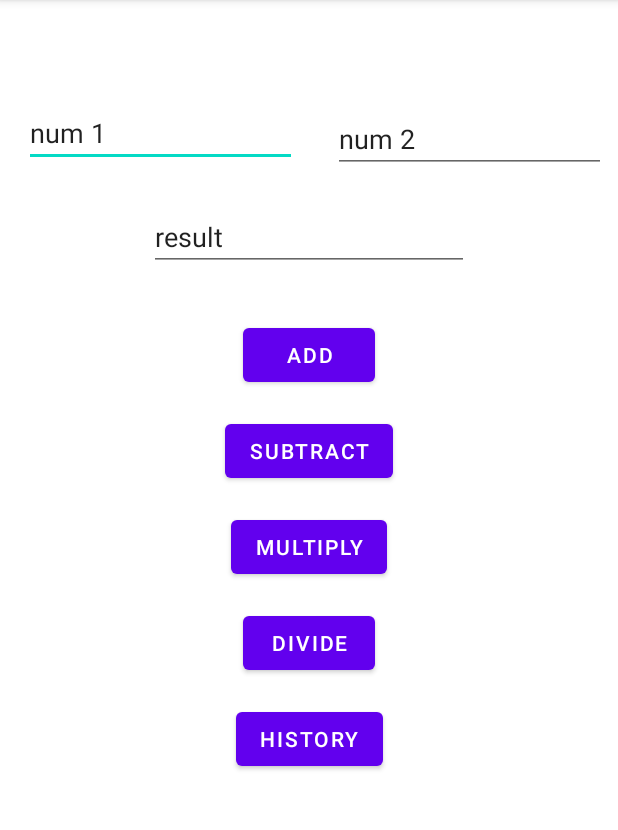
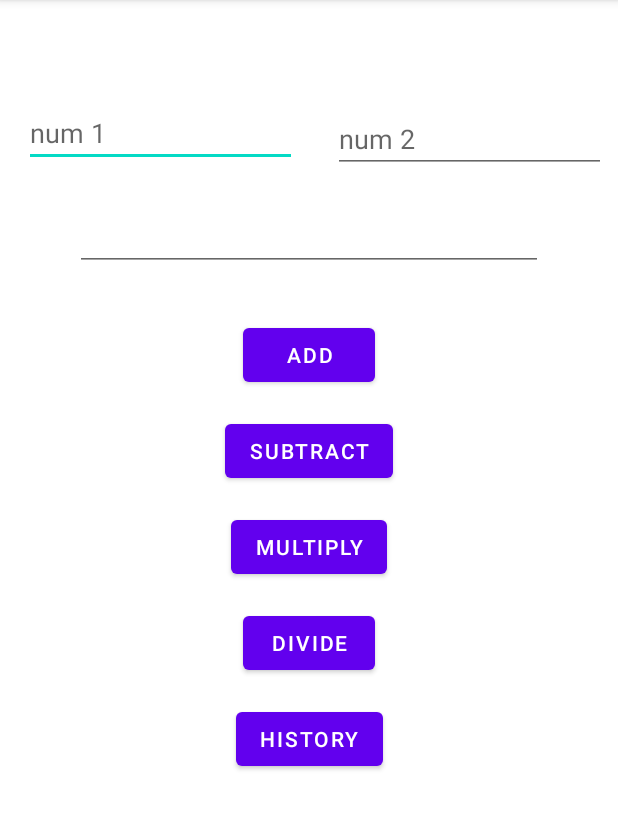
Before and after one commit to ibrahelsheikh/Calculator, an Android app: the screen it shows after launch (MainActivity), on a phone screen of 412 x 824 dp, the part 84-914 px from its top. Run offline under Robolectric (Android 15) with nearby library versions, the phone set to English and light mode, and no system bars.

```diff
--- a/app/src/main/res/layout/activity_main.xml
+++ b/app/src/main/res/layout/activity_main.xml
@@ -26,8 +26,8 @@
         android:layout_marginTop="70dp"
         android:layout_marginEnd="8dp"
         android:ems="10"
+        android:hint="num 1"
         android:inputType="text"
-        android:text="num 1"
         app:layout_constraintEnd_toStartOf="@+id/num2"
         app:layout_constraintStart_toStartOf="parent"
         app:layout_constraintTop_toTopOf="parent" />
@@ -39,20 +39,21 @@
         android:layout_marginStart="16dp"
         android:layout_marginEnd="8dp"
         android:ems="10"
+        android:hint="num 2"
         android:inputType="text"
-        android:text="num 2"
         app:layout_constraintEnd_toEndOf="parent"
         app:layout_constraintStart_toEndOf="@+id/num1"
         app:layout_constraintTop_toTopOf="@+id/num1" />
 
     <EditText
         android:id="@+id/editTextText3"
-        android:layout_width="wrap_content"
+        android:layout_width="0dp"
         android:layout_height="wrap_content"
+        android:layout_marginStart="50dp"
         android:layout_marginTop="24dp"
+        android:layout_marginEnd="50dp"
         android:ems="10"
         android:inputType="text"
-        android:text="result"
         app:layout_constraintEnd_toEndOf="parent"
         app:layout_constraintStart_toStartOf="parent"
         app:layout_constraintTop_toBottomOf="@+id/num1" />
```
